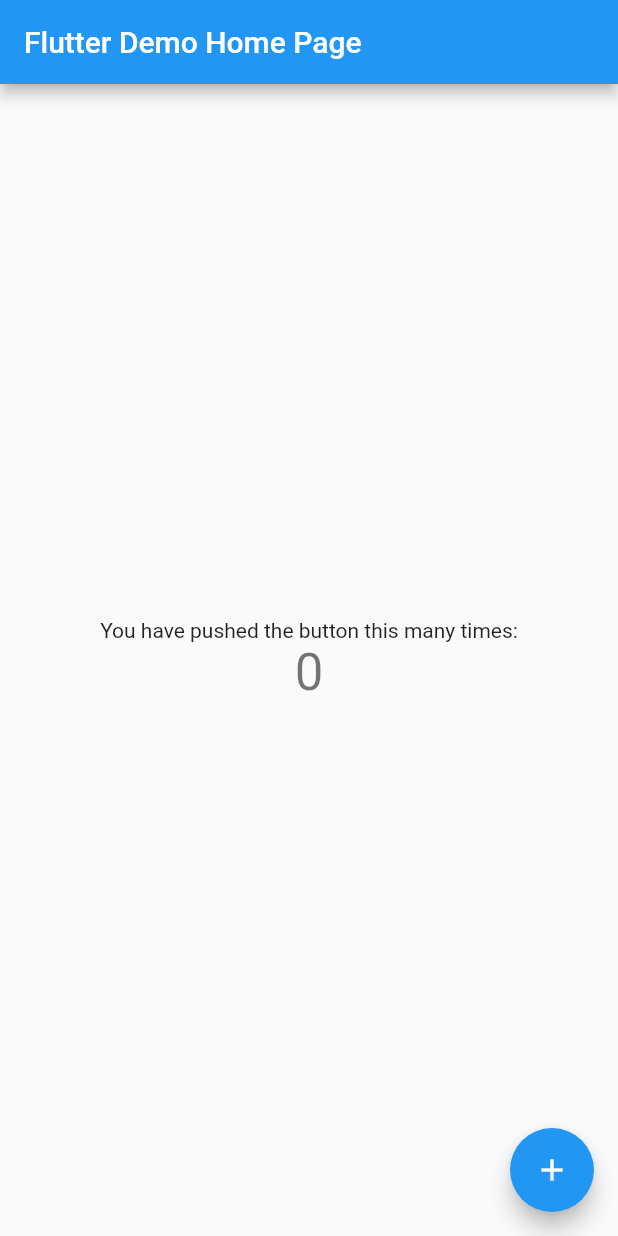
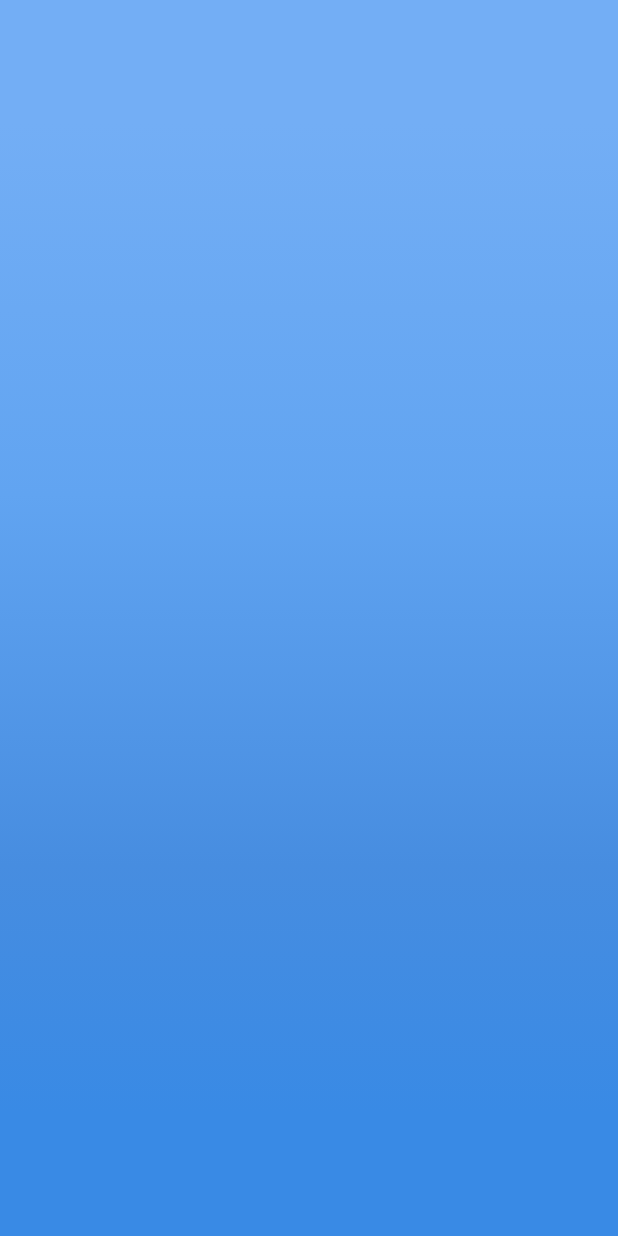
Before and after one commit to FranciscoJSSantos/monkey_finances, a Flutter app: the screen it shows after launch, on a phone screen of 412 x 824 dp. Run offline on Flutter 3.47's test engine with Material 2 defaults, Android fonts, the phone set to English and light mode, and no system bars.

Commit message:
adding login component

```diff
--- a/lib/main.dart
+++ b/lib/main.dart
@@ -1,115 +1,15 @@
 import 'package:flutter/material.dart';
-
-void main() {
-  runApp(const MyApp());
-}
+import 'package:monkey_finances/screens/login.dart';
+void main() => runApp(MyApp());
 
 class MyApp extends StatelessWidget {
-  const MyApp({super.key});
-
   // This widget is the root of your application.
   @override
   Widget build(BuildContext context) {
     return MaterialApp(
-      title: 'Flutter Demo',
-      theme: ThemeData(
-        // This is the theme of your application.
-        //
-        // Try running your application with "flutter run". You'll see the
-        // application has a blue toolbar. Then, without quitting the app, try
-        // changing the primarySwatch below to Colors.green and then invoke
-        // "hot reload" (press "r" in the console where you ran "flutter run",
-        // or simply save your changes to "hot reload" in a Flutter IDE).
-        // Notice that the counter didn't reset back to zero; the application
-        // is not restarted.
-        primarySwatch: Colors.blue,
-      ),
-      home: const MyHomePage(title: 'Flutter Demo Home Page'),
+      title: 'Monkey Finances',
+      debugShowCheckedModeBanner: false,
+      home: LoginScreen(),
     );
   }
 }
-
-class MyHomePage extends StatefulWidget {
-  const MyHomePage({super.key, required this.title});
-
-  // This widget is the home page of your application. It is stateful, meaning
-  // that it has a State object (defined below) that contains fields that affect
-  // how it looks.
-
-  // This class is the configuration for the state. It holds the values (in this
-  // case the title) provided by the parent (in this case the App widget) and
-  // used by the build method of the State. Fields in a Widget subclass are
-  // always marked "final".
-
-  final String title;
-
-  @override
-  State<MyHomePage> createState() => _MyHomePageState();
-}
-
-class _MyHomePageState extends State<MyHomePage> {
-  int _counter = 0;
-
-  void _incrementCounter() {
-    setState(() {
-      // This call to setState tells the Flutter framework that something has
-      // changed in this State, which causes it to rerun the build method below
-      // so that the display can reflect the updated values. If we changed
-      // _counter without calling setState(), then the build method would not be
-      // called again, and so nothing would appear to happen.
-      _counter++;
-    });
-  }
-
-  @override
-  Widget build(BuildContext context) {
-    // This method is rerun every time setState is called, for instance as done
-    // by the _incrementCounter method above.
-    //
-    // The Flutter framework has been optimized to make rerunning build methods
-    // fast, so that you can just rebuild anything that needs updating rather
-    // than having to individually change instances of widgets.
-    return Scaffold(
-      appBar: AppBar(
-        // Here we take the value from the MyHomePage object that was created by
-        // the App.build method, and use it to set our appbar title.
-        title: Text(widget.title),
-      ),
-      body: Center(
-        // Center is a layout widget. It takes a single child and positions it
-        // in the middle of the parent.
-        child: Column(
-          // Column is also a layout widget. It takes a list of children and
-          // arranges them vertically. By default, it sizes itself to fit its
-          // children horizontally, and tries to be as tall as its parent.
-          //
-          // Invoke "debug painting" (press "p" in the console, choose the
-          // "Toggle Debug Paint" action from the Flutter Inspector in Android
-          // Studio, or the "Toggle Debug Paint" command in Visual Studio Code)
-          // to see the wireframe for each widget.
-          //
-          // Column has various properties to control how it sizes itself and
-          // how it positions its children. Here we use mainAxisAlignment to
-          // center the children vertically; the main axis here is the vertical
-          // axis because Columns are vertical (the cross axis would be
-          // horizontal).
-          mainAxisAlignment: MainAxisAlignment.center,
-          children: <Widget>[
-            const Text(
-              'You have pushed the button this many times:',
-            ),
-            Text(
-              '$_counter',
-              style: Theme.of(context).textTheme.headline4,
-            ),
-          ],
-        ),
-      ),
-      floatingActionButton: FloatingActionButton(
-        onPressed: _incrementCounter,
-        tooltip: 'Increment',
-        child: const Icon(Icons.add),
-      ), // This trailing comma makes auto-formatting nicer for build methods.
-    );
-  }
-}
--- /dev/null
+++ b/lib/screens/login.dart
@@ -0,0 +1,33 @@
+import 'package:flutter/material.dart';
+
+class LoginScreen extends StatefulWidget {
+  @override
+  _LoginScreenState createState() => _LoginScreenState();
+}
+
+class _LoginScreenState extends State<LoginScreen> {
+  @override
+  Widget build(BuildContext context) {
+    return Scaffold(
+      body: Stack(
+        children: <Widget>[
+          Container(
+              height: double.infinity,
+              width: double.infinity,
+              decoration: const BoxDecoration(
+                  gradient: LinearGradient(
+                begin: Alignment.topCenter,
+                end: Alignment.bottomCenter,
+                colors: [
+                  Color(0xFF73AEF5),
+                  Color(0xFF61A4F1),
+                  Color(0xFF478DE0),
+                  Color(0xFF398AE5)
+                ],
+                stops: [0.1, 0.4, 0.7, 0.9],
+              )))
+        ],
+      ),
+    );
+  }
+}
```
